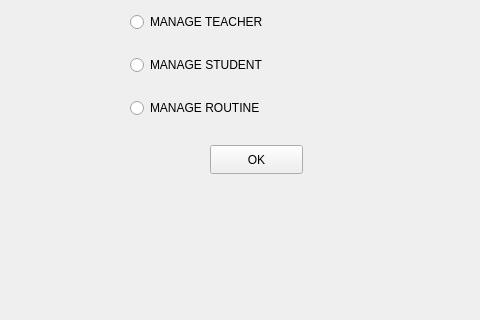
Above: adminwindow.ui from Shasank12345/QT_PROJECT before the change; both pictures show x 260 to 740 and y 185 to 505 of the 1057 by 643 pixel window. Below: the same form after it.
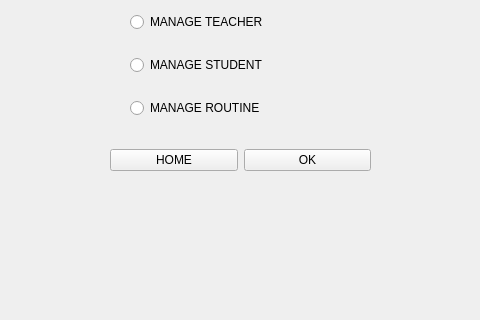
That is the form after the change.

```diff
--- a/adminwindow.ui
+++ b/adminwindow.ui
@@ -48,20 +48,7 @@
      </item>
     </layout>
    </widget>
-   <widget class="QPushButton" name="OK1">
-    <property name="geometry">
-     <rect>
-      <x>470</x>
-      <y>330</y>
-      <width>93</width>
-      <height>29</height>
-     </rect>
-    </property>
-    <property name="text">
-     <string>OK</string>
-    </property>
-   </widget>
-   <widget class="QWidget" name="">
+   <widget class="QWidget" name="layoutWidget">
     <property name="geometry">
      <rect>
       <x>390</x>
@@ -94,6 +81,32 @@
      </item>
     </layout>
    </widget>
+   <widget class="QWidget" name="">
+    <property name="geometry">
+     <rect>
+      <x>370</x>
+      <y>330</y>
+      <width>261</width>
+      <height>31</height>
+     </rect>
+    </property>
+    <layout class="QHBoxLayout" name="horizontalLayout">
+     <item>
+      <widget class="QPushButton" name="home">
+       <property name="text">
+        <string>HOME</string>
+       </property>
+      </widget>
+     </item>
+     <item>
+      <widget class="QPushButton" name="OK1">
+       <property name="text">
+        <string>OK</string>
+       </property>
+      </widget>
+     </item>
+    </layout>
+   </widget>
   </widget>
   <widget class="QStatusBar" name="statusbar"/>
  </widget>
```
